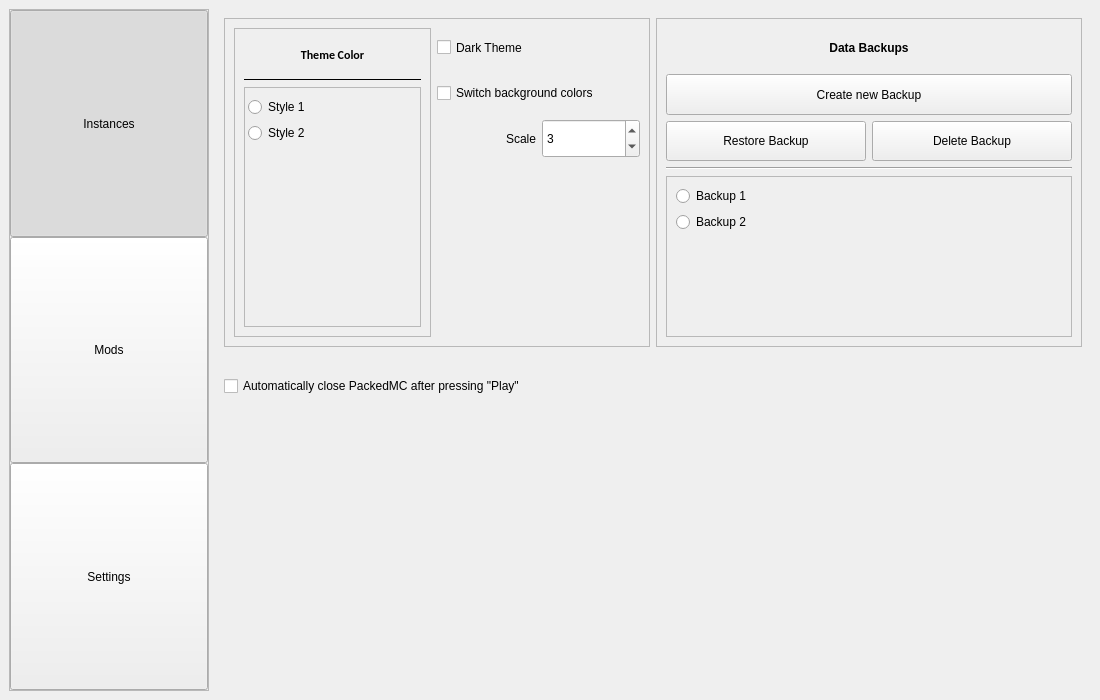
First picture: the form in interface/ui_files/interface.ui, repository shueppin/PackedMC, before the edit.
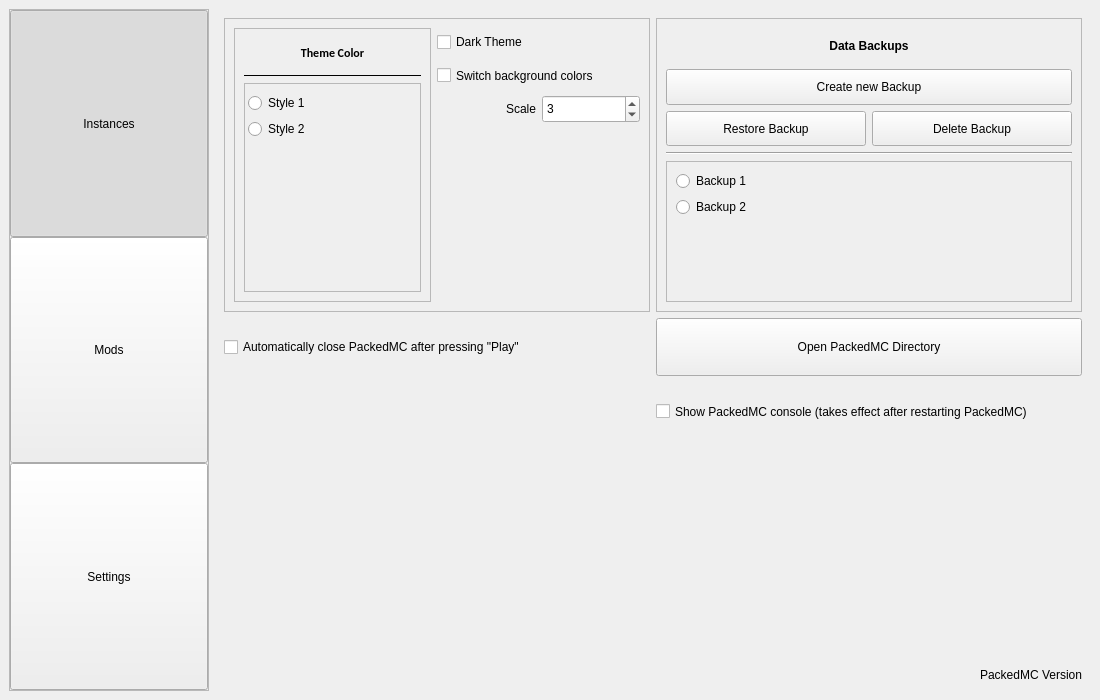
Second picture: the form after the edit.

Commit message: Add show_console button, version label, packedmc directory button

The edit to the form file:
```diff
--- a/interface/ui_files/interface.ui
+++ b/interface/ui_files/interface.ui
@@ -809,7 +809,126 @@
        </layout>
       </widget>
       <widget class="QWidget" name="SETTINGS_PAGE">
-       <layout class="QGridLayout" name="gridLayout_4" rowstretch="5,1,4" columnstretch="1,1">
+       <layout class="QGridLayout" name="gridLayout_4" rowstretch="5,1,1,3,1" columnstretch="1,1">
+        <item row="0" column="1">
+         <widget class="QFrame" name="frame_5">
+          <property name="frameShape">
+           <enum>QFrame::StyledPanel</enum>
+          </property>
+          <property name="frameShadow">
+           <enum>QFrame::Raised</enum>
+          </property>
+          <layout class="QGridLayout" name="gridLayout_5" rowstretch="1,1,1,1,4" columnstretch="1,1">
+           <item row="2" column="0">
+            <widget class="QPushButton" name="RESTORE_BACKUP_BUTTON">
+             <property name="sizePolicy">
+              <sizepolicy hsizetype="Minimum" vsizetype="Preferred">
+               <horstretch>0</horstretch>
+               <verstretch>0</verstretch>
+              </sizepolicy>
+             </property>
+             <property name="text">
+              <string>Restore Backup</string>
+             </property>
+            </widget>
+           </item>
+           <item row="2" column="1">
+            <widget class="QPushButton" name="DELETE_BACKUP_BUTTON">
+             <property name="sizePolicy">
+              <sizepolicy hsizetype="Minimum" vsizetype="Preferred">
+               <horstretch>0</horstretch>
+               <verstretch>0</verstretch>
+              </sizepolicy>
+             </property>
+             <property name="text">
+              <string>Delete Backup</string>
+             </property>
+            </widget>
+           </item>
+           <item row="3" column="0" colspan="2">
+            <widget class="Line" name="line_2">
+             <property name="orientation">
+              <enum>Qt::Horizontal</enum>
+             </property>
+            </widget>
+           </item>
+           <item row="1" column="0" colspan="2">
+            <widget class="QPushButton" name="CREATE_BACKUP_BUTTON">
+             <property name="sizePolicy">
+              <sizepolicy hsizetype="Minimum" vsizetype="Preferred">
+               <horstretch>0</horstretch>
+               <verstretch>0</verstretch>
+              </sizepolicy>
+             </property>
+             <property name="text">
+              <string>Create new Backup</string>
+             </property>
+            </widget>
+           </item>
+           <item row="0" column="0" colspan="2">
+            <widget class="QLabel" name="label_14">
+             <property name="font">
+              <font>
+               <bold>true</bold>
+              </font>
+             </property>
+             <property name="text">
+              <string>Data Backups</string>
+             </property>
+             <property name="alignment">
+              <set>Qt::AlignCenter</set>
+             </property>
+            </widget>
+           </item>
+           <item row="4" column="0" colspan="2">
+            <widget class="QScrollArea" name="scrollArea_3">
+             <property name="widgetResizable">
+              <bool>true</bool>
+             </property>
+             <widget class="QWidget" name="DATA_BACKUP_LIST">
+              <property name="geometry">
+               <rect>
+                <x>0</x>
+                <y>0</y>
+                <width>404</width>
+                <height>137</height>
+               </rect>
+              </property>
+              <layout class="QVBoxLayout" name="verticalLayout_4">
+               <item>
+                <widget class="QRadioButton" name="radioButton_3">
+                 <property name="text">
+                  <string>Backup 1</string>
+                 </property>
+                </widget>
+               </item>
+               <item>
+                <widget class="QRadioButton" name="radioButton_4">
+                 <property name="text">
+                  <string>Backup 2</string>
+                 </property>
+                </widget>
+               </item>
+               <item>
+                <spacer name="verticalSpacer_5">
+                 <property name="orientation">
+                  <enum>Qt::Vertical</enum>
+                 </property>
+                 <property name="sizeHint" stdset="0">
+                  <size>
+                   <width>20</width>
+                   <height>84</height>
+                  </size>
+                 </property>
+                </spacer>
+               </item>
+              </layout>
+             </widget>
+            </widget>
+           </item>
+          </layout>
+         </widget>
+        </item>
         <item row="0" column="0">
          <widget class="QFrame" name="frame_3">
           <property name="frameShape">
@@ -1000,7 +1119,7 @@
                    <x>0</x>
                    <y>0</y>
                    <width>175</width>
-                   <height>235</height>
+                   <height>204</height>
                   </rect>
                  </property>
                  <layout class="QVBoxLayout" name="verticalLayout_7">
@@ -1060,7 +1179,7 @@
           </property>
          </widget>
         </item>
-        <item row="2" column="0">
+        <item row="3" column="0">
          <spacer name="verticalSpacer_2">
           <property name="orientation">
            <enum>Qt::Vertical</enum>
@@ -1073,123 +1192,40 @@
           </property>
          </spacer>
         </item>
-        <item row="0" column="1">
-         <widget class="QFrame" name="frame_5">
-          <property name="frameShape">
-           <enum>QFrame::StyledPanel</enum>
+        <item row="4" column="1">
+         <widget class="QLabel" name="PACKEDMC_VERSION">
+          <property name="text">
+           <string>PackedMC Version</string>
           </property>
-          <property name="frameShadow">
-           <enum>QFrame::Raised</enum>
+          <property name="alignment">
+           <set>Qt::AlignBottom|Qt::AlignRight|Qt::AlignTrailing</set>
           </property>
-          <layout class="QGridLayout" name="gridLayout_5" rowstretch="1,1,1,1,4" columnstretch="1,1">
-           <item row="2" column="0">
-            <widget class="QPushButton" name="RESTORE_BACKUP_BUTTON">
-             <property name="sizePolicy">
-              <sizepolicy hsizetype="Minimum" vsizetype="Preferred">
-               <horstretch>0</horstretch>
-               <verstretch>0</verstretch>
-              </sizepolicy>
-             </property>
-             <property name="text">
-              <string>Restore Backup</string>
-             </property>
-            </widget>
-           </item>
-           <item row="2" column="1">
-            <widget class="QPushButton" name="DELETE_BACKUP_BUTTON">
-             <property name="sizePolicy">
-              <sizepolicy hsizetype="Minimum" vsizetype="Preferred">
-               <horstretch>0</horstretch>
-               <verstretch>0</verstretch>
-              </sizepolicy>
-             </property>
-             <property name="text">
-              <string>Delete Backup</string>
-             </property>
-            </widget>
-           </item>
-           <item row="3" column="0" colspan="2">
-            <widget class="Line" name="line_2">
-             <property name="orientation">
-              <enum>Qt::Horizontal</enum>
-             </property>
-            </widget>
-           </item>
-           <item row="1" column="0" colspan="2">
-            <widget class="QPushButton" name="CREATE_BACKUP_BUTTON">
-             <property name="sizePolicy">
-              <sizepolicy hsizetype="Minimum" vsizetype="Preferred">
-               <horstretch>0</horstretch>
-               <verstretch>0</verstretch>
-              </sizepolicy>
-             </property>
-             <property name="text">
-              <string>Create new Backup</string>
-             </property>
-            </widget>
-           </item>
-           <item row="0" column="0" colspan="2">
-            <widget class="QLabel" name="label_14">
-             <property name="font">
-              <font>
-               <bold>true</bold>
-              </font>
-             </property>
-             <property name="text">
-              <string>Data Backups</string>
-             </property>
-             <property name="alignment">
-              <set>Qt::AlignCenter</set>
-             </property>
-            </widget>
-           </item>
-           <item row="4" column="0" colspan="2">
-            <widget class="QScrollArea" name="scrollArea_3">
-             <property name="widgetResizable">
-              <bool>true</bool>
-             </property>
-             <widget class="QWidget" name="DATA_BACKUP_LIST">
-              <property name="geometry">
-               <rect>
-                <x>0</x>
-                <y>0</y>
-                <width>404</width>
-                <height>157</height>
-               </rect>
-              </property>
-              <layout class="QVBoxLayout" name="verticalLayout_4">
-               <item>
-                <widget class="QRadioButton" name="radioButton_3">
-                 <property name="text">
-                  <string>Backup 1</string>
-                 </property>
-                </widget>
-               </item>
-               <item>
-                <widget class="QRadioButton" name="radioButton_4">
-                 <property name="text">
-                  <string>Backup 2</string>
-                 </property>
-                </widget>
-               </item>
-               <item>
-                <spacer name="verticalSpacer_5">
-                 <property name="orientation">
-                  <enum>Qt::Vertical</enum>
-                 </property>
-                 <property name="sizeHint" stdset="0">
-                  <size>
-                   <width>20</width>
-                   <height>84</height>
-                  </size>
-                 </property>
-                </spacer>
-               </item>
-              </layout>
-             </widget>
-            </widget>
-           </item>
-          </layout>
+         </widget>
+        </item>
+        <item row="1" column="1">
+         <widget class="QPushButton" name="OPEN_PACKEDMC_DIRECTORY">
+          <property name="sizePolicy">
+           <sizepolicy hsizetype="Minimum" vsizetype="Expanding">
+            <horstretch>0</horstretch>
+            <verstretch>0</verstretch>
+           </sizepolicy>
+          </property>
+          <property name="text">
+           <string>Open PackedMC Directory</string>
+          </property>
+         </widget>
+        </item>
+        <item row="2" column="1">
+         <widget class="QCheckBox" name="SHOW_CONSOLE_BUTTON">
+          <property name="sizePolicy">
+           <sizepolicy hsizetype="Minimum" vsizetype="Preferred">
+            <horstretch>0</horstretch>
+            <verstretch>0</verstretch>
+           </sizepolicy>
+          </property>
+          <property name="text">
+           <string>Show PackedMC console (takes effect after restarting PackedMC)</string>
+          </property>
          </widget>
         </item>
        </layout>
```
The commit also changes 6 other files.
